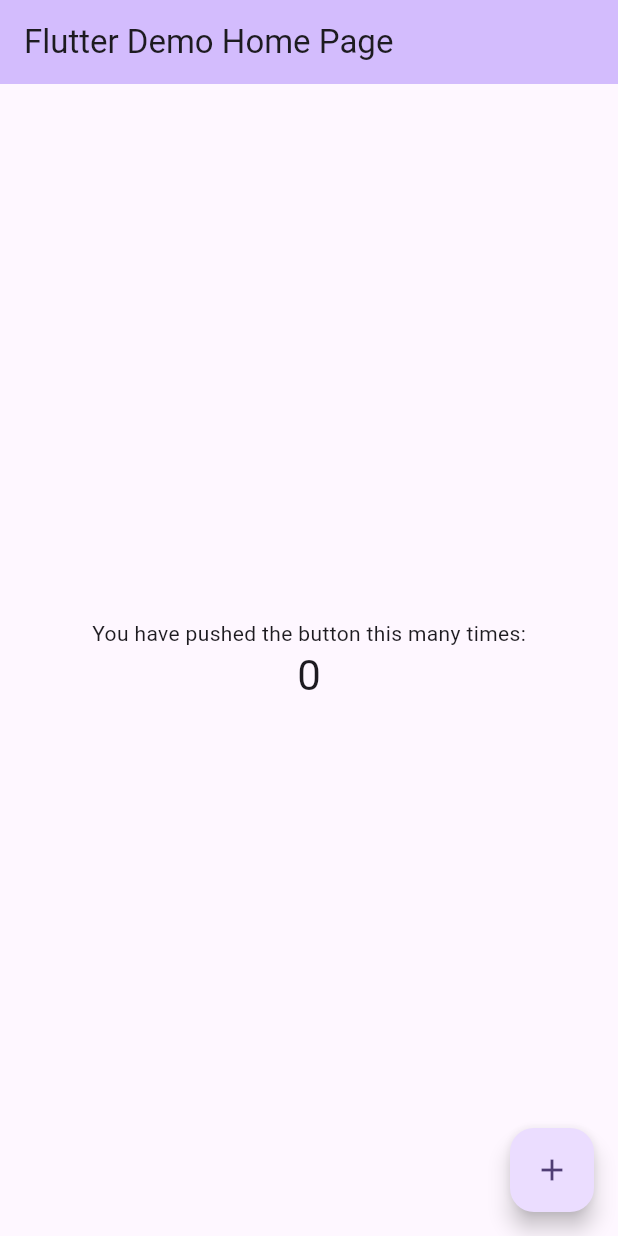
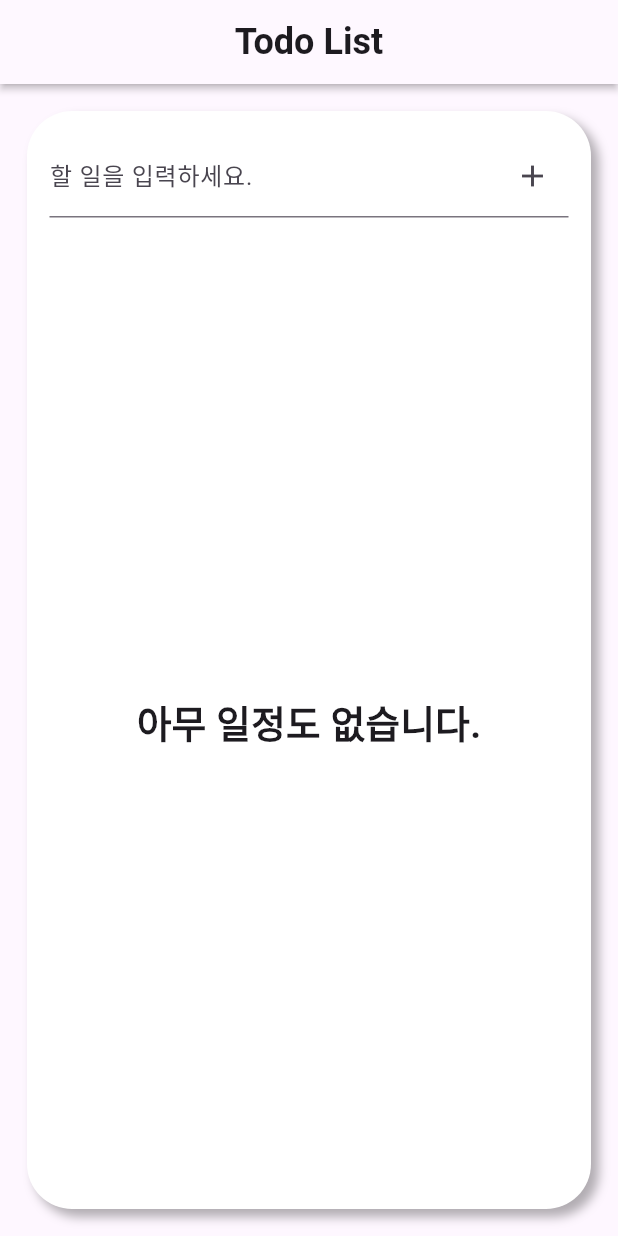
Before and after one commit to BGRAMMA/TodoList, a Flutter app: the screen it shows after launch, on a phone screen of 412 x 824 dp. Run offline on Flutter 3.47's test engine with Material 3 defaults, Android fonts, the phone set to English and light mode, and no system bars.

Commit message:
todolist 기본 기능(삭제 제외) 및 다이얼로그 구현

```diff
--- a/lib/main.dart
+++ b/lib/main.dart
@@ -1,4 +1,5 @@
 import 'package:flutter/material.dart';
+import 'package:flutter_todolist/screen/home_screen.dart';
 
 void main() {
   runApp(const MyApp());
@@ -10,116 +11,8 @@ class MyApp extends StatelessWidget {
   // This widget is the root of your application.
   @override
   Widget build(BuildContext context) {
-    return MaterialApp(
-      title: 'Flutter Demo',
-      theme: ThemeData(
-        // This is the theme of your application.
-        //
-        // TRY THIS: Try running your application with "flutter run". You'll see
-        // the application has a purple toolbar. Then, without quitting the app,
-        // try changing the seedColor in the colorScheme below to Colors.green
-        // and then invoke "hot reload" (save your changes or press the "hot
-        // reload" button in a Flutter-supported IDE, or press "r" if you used
-        // the command line to start the app).
-        //
-        // Notice that the counter didn't reset back to zero; the application
-        // state is not lost during the reload. To reset the state, use hot
-        // restart instead.
-        //
-        // This works for code too, not just values: Most code changes can be
-        // tested with just a hot reload.
-        colorScheme: ColorScheme.fromSeed(seedColor: Colors.deepPurple),
-        useMaterial3: true,
-      ),
-      home: const MyHomePage(title: 'Flutter Demo Home Page'),
+    return const MaterialApp(
+      home: HomeScreen(),
     );
   }
 }
-
-class MyHomePage extends StatefulWidget {
-  const MyHomePage({super.key, required this.title});
-
-  // This widget is the home page of your application. It is stateful, meaning
-  // that it has a State object (defined below) that contains fields that affect
-  // how it looks.
-
-  // This class is the configuration for the state. It holds the values (in this
-  // case the title) provided by the parent (in this case the App widget) and
-  // used by the build method of the State. Fields in a Widget subclass are
-  // always marked "final".
-
-  final String title;
-
-  @override
-  State<MyHomePage> createState() => _MyHomePageState();
-}
-
-class _MyHomePageState extends State<MyHomePage> {
-  int _counter = 0;
-
-  void _incrementCounter() {
-    setState(() {
-      // This call to setState tells the Flutter framework that something has
-      // changed in this State, which causes it to rerun the build method below
-      // so that the display can reflect the updated values. If we changed
-      // _counter without calling setState(), then the build method would not be
-      // called again, and so nothing would appear to happen.
-      _counter++;
-    });
-  }
-
-  @override
-  Widget build(BuildContext context) {
-    // This method is rerun every time setState is called, for instance as done
-    // by the _incrementCounter method above.
-    //
-    // The Flutter framework has been optimized to make rerunning build methods
-    // fast, so that you can just rebuild anything that needs updating rather
-    // than having to individually change instances of widgets.
-    return Scaffold(
-      appBar: AppBar(
-        // TRY THIS: Try changing the color here to a specific color (to
-        // Colors.amber, perhaps?) and trigger a hot reload to see the AppBar
-        // change color while the other colors stay the same.
-        backgroundColor: Theme.of(context).colorScheme.inversePrimary,
-        // Here we take the value from the MyHomePage object that was created by
-        // the App.build method, and use it to set our appbar title.
-        title: Text(widget.title),
-      ),
-      body: Center(
-        // Center is a layout widget. It takes a single child and positions it
-        // in the middle of the parent.
-        child: Column(
-          // Column is also a layout widget. It takes a list of children and
-          // arranges them vertically. By default, it sizes itself to fit its
-          // children horizontally, and tries to be as tall as its parent.
-          //
-          // Column has various properties to control how it sizes itself and
-          // how it positions its children. Here we use mainAxisAlignment to
-          // center the children vertically; the main axis here is the vertical
-          // axis because Columns are vertical (the cross axis would be
-          // horizontal).
-          //
-          // TRY THIS: Invoke "debug painting" (choose the "Toggle Debug Paint"
-          // action in the IDE, or press "p" in the console), to see the
-          // wireframe for each widget.
-          mainAxisAlignment: MainAxisAlignment.center,
-          children: <Widget>[
-            const Text(
-              'You have pushed the button this many times:',
-            ),
-            Text(
-              '$_counter',
-              style: Theme.of(context).textTheme.headlineMedium,
-            ),
-          ],
-        ),
-      ),
-      floatingActionButton: FloatingActionButton(
-        onPressed: _incrementCounter,
-        tooltip: 'Increment',
-        child: const Icon(Icons.add),
-      ), // This trailing comma makes auto-formatting nicer for build methods.
-    );
-  }
-}
--- /dev/null
+++ b/lib/screen/home_screen.dart
@@ -0,0 +1,43 @@
+import 'package:flutter/material.dart';
+import 'package:flutter_todolist/widget/task_list_widget.dart';
+
+class HomeScreen extends StatelessWidget {
+  const HomeScreen({super.key});
+
+  @override
+  Widget build(BuildContext context) {
+    return Scaffold(
+      appBar: AppBar(
+        centerTitle: true,
+        surfaceTintColor: Colors.white,
+        shadowColor: Colors.black,
+        elevation: 2,
+        title: const Text(
+          'Todo List',
+          style: TextStyle(
+            fontSize: 24,
+            fontWeight: FontWeight.bold,
+          ),
+        ),
+      ),
+      body: Padding(
+        padding: const EdgeInsets.all(18),
+        child: Container(
+          clipBehavior: Clip.hardEdge,
+          decoration: BoxDecoration(
+            borderRadius: BorderRadius.circular(30),
+            color: Colors.white,
+            boxShadow: [
+              BoxShadow(
+                blurRadius: 5,
+                offset: const Offset(5, 5),
+                color: Colors.black.withOpacity(0.3),
+              )
+            ],
+          ),
+          child: const TaskListWidget(),
+        ),
+      ),
+    );
+  }
+}
--- /dev/null
+++ b/lib/widget/task_list_widget.dart
@@ -0,0 +1,82 @@
+import 'package:flutter/material.dart';
+import 'package:flutter_todolist/widget/basic_dialog.dart';
+import 'package:flutter_todolist/widget/column_dotted_divider_widget.dart';
+import 'package:flutter_todolist/widget/task_row_widget.dart';
+
+class TaskListWidget extends StatefulWidget {
+  const TaskListWidget({super.key});
+
+  @override
+  State<TaskListWidget> createState() => _TaskListWidgetState();
+}
+
+class _TaskListWidgetState extends State<TaskListWidget> {
+  // task list
+  final List<String> _tasks = [];
+  final TextEditingController _controller = TextEditingController();
+
+  @override
+  Widget build(BuildContext context) {
+    // task 추가
+    void addTask() {
+      if (_controller.text.isNotEmpty) {
+        setState(() {
+          _tasks.add(_controller.text);
+          _controller.clear();
+        });
+      }
+    }
+
+    return Column(
+      children: [
+        Padding(
+          padding: const EdgeInsets.all(15.0),
+          child: TextField(
+            controller: _controller,
+            decoration: InputDecoration(
+              labelText: '할 일을 입력하세요.',
+              suffixIcon: IconButton(
+                icon: const Icon(Icons.add),
+                onPressed: addTask,
+              ),
+            ),
+          ),
+        ),
+        Expanded(
+          // _tasks가 0이 아니면 텍스트 1 이상이면 _tasks구현
+          child: _tasks.isEmpty
+              ? const Center(
+                  child: Text(
+                    '아무 일정도 없습니다.',
+                    style: TextStyle(
+                      fontSize: 25,
+                      fontWeight: FontWeight.bold,
+                    ),
+                  ),
+                )
+              // 리스트뷰 구분선
+              : ListView.separated(
+                  itemCount: _tasks.length,
+                  // todo : overflow 해결해야함
+                  shrinkWrap: true,
+                  physics: const NeverScrollableScrollPhysics(),
+                  separatorBuilder: (context, index) =>
+                      const ColumnDottedDivider(),
+                  itemBuilder: (context, index) {
+                    return ListTile(
+                      title: TaskRowWidget(task: _tasks[index]),
+                      onTap: () => basicShowDialog(context, _tasks[index]),
+                      // trailing: IconButton(
+                      //   icon: const Icon(Icons.delete),
+                      //   onPressed: () => {
+                      //     removeTask(index),
+                      //   },
+                      // ),
+                    );
+                  },
+                ),
+        )
+      ],
+    );
+  }
+}
```
Also changed, not shown: lib/widget/basic_dialog.dart (added, +74 -0 lines), lib/widget/column_dotted_divider_widget.dart (added, +44 -0 lines), lib/widget/custom_checkbox_widget.dart (added, +18 -0 lines), lib/widget/task_row_widget.dart (added, +44 -0 lines).
